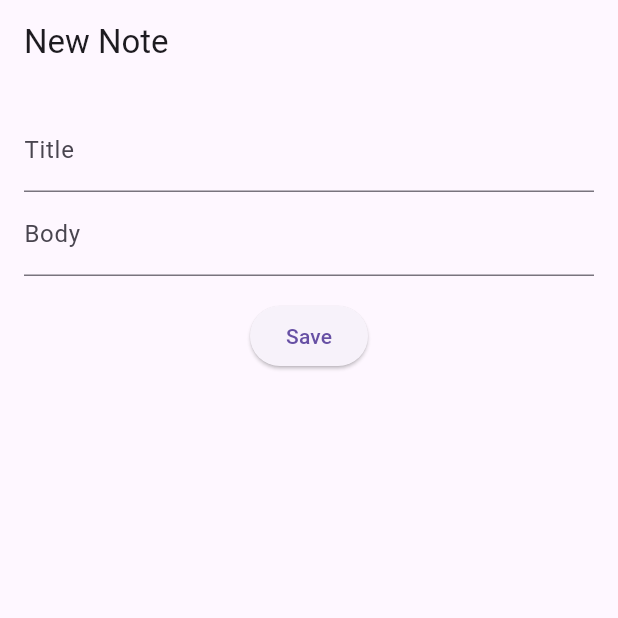
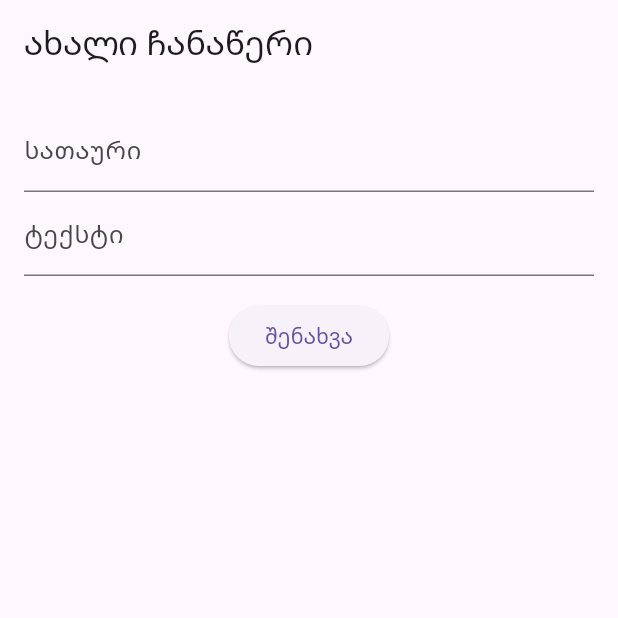
Before and after one commit to astarta16/newsroom, a Flutter app: the NoteDetailScreen screen opened by its route, on a phone screen of 412 x 824 dp, the top half of it. Run offline on Flutter 3.47's test engine with Material 3 defaults, Android fonts, the phone set to English and light mode, and no system bars; our stand-ins replace dio, go_router, shared_preferences; accounts and stored records are empty; network calls fail.

Commit message:
correct notes

```diff
--- a/lib/main.dart
+++ b/lib/main.dart
@@ -23,7 +23,6 @@ class MyApp extends StatelessWidget {
     return Consumer<ThemeProvider>(
       builder: (context, themeProvider, child) {
         return MaterialApp.router(
-          title: 'Flutter Demo',
           theme: lightTheme,
           darkTheme: darkTheme,
           themeMode: themeProvider.themeMode,
--- a/lib/router.dart
+++ b/lib/router.dart
@@ -4,6 +4,7 @@ import 'screens/post_detail_screen.dart';
 import 'screens/note_detail_screen.dart';
 import 'models/post.dart';
 import 'models/note.dart';
+import 'screens/notes_screen.dart';
 
 final GoRouter router = GoRouter(
   initialLocation: '/posts',
@@ -22,7 +23,7 @@ final GoRouter router = GoRouter(
     ),
     GoRoute(
       path: '/notes',
-      builder: (context, state) => const MainScreen(tabIndex: 2),
+      builder: (context, state) => NotesScreen(),
     ),
     GoRoute(
       path: '/post_detail',
--- a/lib/screens/main_screen.dart
+++ b/lib/screens/main_screen.dart
@@ -44,7 +44,7 @@ class _MainScreenState extends State<MainScreen> {
 
     return Scaffold(
       appBar: AppBar(
-        title: Text('NEWS ROOM'),
+        title: const Text('NEWS ROOM'),
         actions: [
           IconButton(
             icon: Icon(
--- a/lib/screens/note_detail_screen.dart
+++ b/lib/screens/note_detail_screen.dart
@@ -5,7 +5,7 @@ import '../services/note_service.dart';
 class NoteDetailScreen extends StatefulWidget {
   final Note? note;
 
-  const NoteDetailScreen({this.note});
+  const NoteDetailScreen({Key? key, this.note}) : super(key: key);
 
   @override
   _NoteDetailScreenState createState() => _NoteDetailScreenState();
@@ -55,7 +55,7 @@ class _NoteDetailScreenState extends State<NoteDetailScreen> {
   Widget build(BuildContext context) {
     return Scaffold(
       appBar: AppBar(
-        title: Text(widget.note == null ? 'New Note' : 'Edit Note'),
+        title: Text(widget.note == null ? 'ახალი ჩანაწერი' : 'ჩანაწერის რედაქტირება'),
         actions: [
           if (widget.note != null)
             IconButton(
@@ -72,20 +72,20 @@ class _NoteDetailScreenState extends State<NoteDetailScreen> {
             children: [
               TextFormField(
                 controller: _titleController,
-                decoration: const InputDecoration(labelText: 'Title'),
+                decoration: const InputDecoration(labelText: 'სათაური'),
                 validator: (value) {
                   if (value == null || value.isEmpty) {
-                    return 'Please enter a title';
+                    return 'გთხოვთ შეიყვანოთ სათაური';
                   }
                   return null;
                 },
               ),
               TextFormField(
                 controller: _bodyController,
-                decoration: const InputDecoration(labelText: 'Body'),
+                decoration: const InputDecoration(labelText: 'ტექსტი'),
                 validator: (value) {
                   if (value == null || value.isEmpty) {
-                    return 'Please enter a body';
+                    return 'გთხოვთ შეიყვანოთ ტექსტი';
                   }
                   return null;
                 },
@@ -93,7 +93,7 @@ class _NoteDetailScreenState extends State<NoteDetailScreen> {
               const SizedBox(height: 16),
               ElevatedButton(
                 onPressed: _saveNote,
-                child: const Text('Save'),
+                child: const Text('შენახვა'),
               ),
             ],
           ),
--- a/lib/screens/post_detail_screen.dart
+++ b/lib/screens/post_detail_screen.dart
@@ -7,7 +7,7 @@ import '../services/favorite_service.dart';
 class PostDetailScreen extends StatefulWidget {
   final Post post;
 
-  const PostDetailScreen({required this.post});
+  PostDetailScreen({required this.post});
 
   @override
   _PostDetailScreenState createState() => _PostDetailScreenState();
@@ -54,7 +54,7 @@ class _PostDetailScreenState extends State<PostDetailScreen> {
       appBar: AppBar(
         title: Text(widget.post.title),
         leading: IconButton(
-          icon: const Icon(Icons.arrow_back),
+          icon: Icon(Icons.arrow_back),
           onPressed: () {
             context.pop();
           },
@@ -62,7 +62,7 @@ class _PostDetailScreenState extends State<PostDetailScreen> {
         actions: [
           _isLoading
               ? const Padding(
-                  padding: EdgeInsets.all(8.0),
+                  padding: const EdgeInsets.all(8.0),
                   child: CircularProgressIndicator(
                     color: Colors.white,
                   ),
--- a/lib/services/favorite_service.dart
+++ b/lib/services/favorite_service.dart
@@ -18,7 +18,6 @@ class FavoriteService with ChangeNotifier {
     final favoritePosts = await getFavoritePosts();
     _favoritePosts = favoritePosts;
     notifyListeners();
-    print('Initial favorites loaded: ${favoritePosts.length} items');
   }
 
   Future<List<Post>> getFavoritePosts() async {
@@ -37,7 +36,6 @@ class FavoriteService with ChangeNotifier {
     final favoritePostsString = jsonEncode(_favoritePosts);
     await prefs.setString(_favoritesKey, favoritePostsString);
     notifyListeners();
-    print('Added favorite: ${post.title}');
   }
 
   Future<void> removeFavoritePost(Post post) async {
@@ -46,7 +44,6 @@ class FavoriteService with ChangeNotifier {
     final favoritePostsString = jsonEncode(_favoritePosts);
     await prefs.setString(_favoritesKey, favoritePostsString);
     notifyListeners();
-    print('Removed favorite: ${post.title}');
   }
 
   Future<bool> isFavorite(Post post) async {
--- a/lib/theme.dart
+++ b/lib/theme.dart
@@ -1,7 +1,6 @@
 import 'package:flutter/material.dart';
 
 final ThemeData lightTheme = ThemeData(
-  primarySwatch: Colors.blue,
   brightness: Brightness.light,
   bottomNavigationBarTheme: BottomNavigationBarThemeData(
     backgroundColor: Colors.white,
```
Also changed, not shown: lib/screens/notes_screen.dart (+6 -4 lines), lib/screens/posts_screen.dart (+8 -5 lines).
